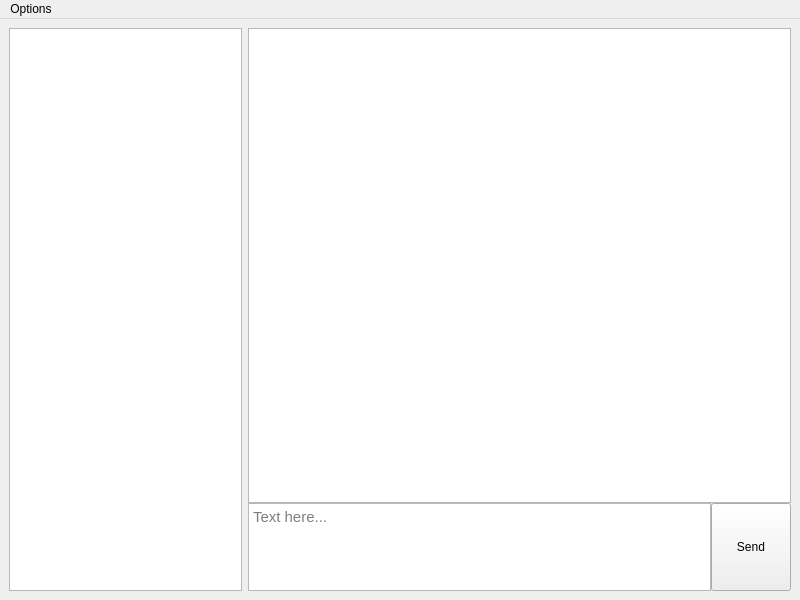
First picture: the form in UI/home.ui, repository jack41402/Networking-Final, before the edit.
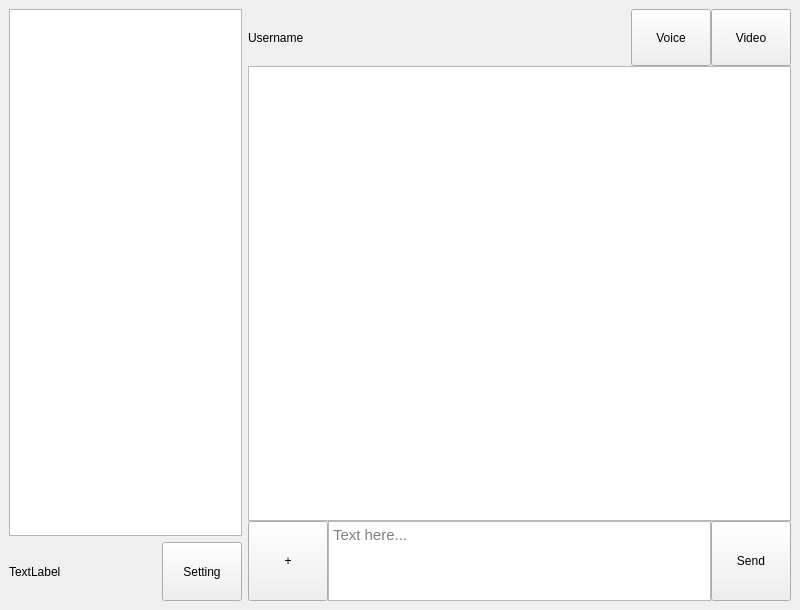
Second picture: the form after the edit.

What changed in the file:
```diff
--- a/UI/home.ui
+++ b/UI/home.ui
@@ -7,7 +7,7 @@
     <x>0</x>
     <y>0</y>
     <width>800</width>
-    <height>600</height>
+    <height>610</height>
    </rect>
   </property>
   <property name="windowTitle">
@@ -16,18 +16,137 @@
   <widget class="QWidget" name="centralwidget">
    <layout class="QHBoxLayout" name="horizontalLayout" stretch="3,7">
     <item>
-     <widget class="QListWidget" name="listWidget"/>
+     <layout class="QVBoxLayout" name="verticalLayout" stretch="9,1">
+      <item>
+       <widget class="QListWidget" name="listWidget_2"/>
     </item>
     <item>
-     <layout class="QVBoxLayout" name="verticalLayout" stretch="0,0">
+       <layout class="QHBoxLayout" name="horizontalLayout_7" stretch="9,1">
+        <item>
+         <widget class="QLabel" name="label_4">
+          <property name="text">
+           <string>TextLabel</string>
+          </property>
+         </widget>
+        </item>
+        <item>
+         <widget class="QPushButton" name="pushButton_6">
+          <property name="sizePolicy">
+           <sizepolicy hsizetype="Minimum" vsizetype="Expanding">
+            <horstretch>0</horstretch>
+            <verstretch>0</verstretch>
+           </sizepolicy>
+          </property>
+          <property name="maximumSize">
+           <size>
+            <width>16777215</width>
+            <height>16777215</height>
+           </size>
+          </property>
+          <property name="text">
+           <string>Setting</string>
+          </property>
+         </widget>
+        </item>
+       </layout>
+      </item>
+     </layout>
+    </item>
+    <item>
+     <layout class="QHBoxLayout" name="horizontalLayout_9">
+      <item>
+       <layout class="QVBoxLayout" name="verticalLayout_4" stretch="1,8,1">
       <property name="spacing">
        <number>0</number>
       </property>
       <item>
-       <widget class="QTextBrowser" name="textBrowser"/>
+         <layout class="QHBoxLayout" name="horizontalLayout_10" stretch="3,2,0,0">
+          <property name="spacing">
+           <number>0</number>
+          </property>
+          <item>
+           <widget class="QLabel" name="label_5">
+            <property name="font">
+             <font>
+              <family>Arial</family>
+             </font>
+            </property>
+            <property name="text">
+             <string>Username</string>
+            </property>
+           </widget>
       </item>
       <item>
-       <layout class="QHBoxLayout" name="horizontalLayout_3">
+           <spacer name="horizontalSpacer_4">
+            <property name="orientation">
+             <enum>Qt::Horizontal</enum>
+            </property>
+            <property name="sizeType">
+             <enum>QSizePolicy::Minimum</enum>
+            </property>
+            <property name="sizeHint" stdset="0">
+             <size>
+              <width>40</width>
+              <height>20</height>
+             </size>
+            </property>
+           </spacer>
+          </item>
+          <item>
+           <widget class="QPushButton" name="pushButton_8">
+            <property name="sizePolicy">
+             <sizepolicy hsizetype="Preferred" vsizetype="Preferred">
+              <horstretch>0</horstretch>
+              <verstretch>0</verstretch>
+             </sizepolicy>
+            </property>
+            <property name="maximumSize">
+             <size>
+              <width>16777215</width>
+              <height>16777215</height>
+             </size>
+            </property>
+            <property name="font">
+             <font>
+              <family>Arial</family>
+             </font>
+            </property>
+            <property name="text">
+             <string>Voice</string>
+            </property>
+           </widget>
+          </item>
+          <item>
+           <widget class="QPushButton" name="pushButton_9">
+            <property name="sizePolicy">
+             <sizepolicy hsizetype="Preferred" vsizetype="Preferred">
+              <horstretch>0</horstretch>
+              <verstretch>0</verstretch>
+             </sizepolicy>
+            </property>
+            <property name="maximumSize">
+             <size>
+              <width>16777215</width>
+              <height>16777215</height>
+             </size>
+            </property>
+            <property name="font">
+             <font>
+              <family>Arial</family>
+             </font>
+            </property>
+            <property name="text">
+             <string>Video</string>
+            </property>
+           </widget>
+          </item>
+         </layout>
+        </item>
+        <item>
+         <widget class="QTextBrowser" name="textBrowser_4"/>
+        </item>
+        <item>
+         <layout class="QHBoxLayout" name="horizontalLayout_11" stretch="1,8,1">
         <property name="spacing">
          <number>0</number>
         </property>
@@ -35,7 +154,31 @@
          <enum>QLayout::SetMinimumSize</enum>
         </property>
         <item>
-         <widget class="QTextEdit" name="textEdit">
+           <widget class="QPushButton" name="btn_Send_6">
+            <property name="sizePolicy">
+             <sizepolicy hsizetype="Minimum" vsizetype="Minimum">
+              <horstretch>0</horstretch>
+              <verstretch>0</verstretch>
+             </sizepolicy>
+            </property>
+            <property name="maximumSize">
+             <size>
+              <width>16777215</width>
+              <height>16777215</height>
+             </size>
+            </property>
+            <property name="font">
+             <font>
+              <family>Arial</family>
+             </font>
+            </property>
+            <property name="text">
+             <string>+</string>
+            </property>
+           </widget>
+          </item>
+          <item>
+           <widget class="QTextEdit" name="textEdit_4">
           <property name="sizePolicy">
            <sizepolicy hsizetype="Expanding" vsizetype="Minimum">
             <horstretch>0</horstretch>
@@ -56,6 +199,7 @@
           </property>
           <property name="font">
            <font>
+              <family>Arial</family>
             <pointsize>11</pointsize>
            </font>
           </property>
@@ -68,7 +212,7 @@
          </widget>
         </item>
         <item>
-         <widget class="QPushButton" name="btn_Send">
+           <widget class="QPushButton" name="btn_Send_7">
           <property name="sizePolicy">
            <sizepolicy hsizetype="Minimum" vsizetype="Minimum">
             <horstretch>0</horstretch>
@@ -81,6 +225,11 @@
             <height>16777215</height>
            </size>
           </property>
+            <property name="font">
+             <font>
+              <family>Arial</family>
+             </font>
+            </property>
           <property name="text">
            <string>Send</string>
           </property>
@@ -91,23 +240,8 @@
      </layout>
     </item>
    </layout>
-  </widget>
-  <widget class="QMenuBar" name="menubar">
-   <property name="geometry">
-    <rect>
-     <x>0</x>
-     <y>0</y>
-     <width>800</width>
-     <height>22</height>
-    </rect>
-   </property>
-   <widget class="QMenu" name="menuOptions">
-    <property name="title">
-     <string>Options</string>
-    </property>
-    <addaction name="actionLog_out"/>
-   </widget>
-   <addaction name="menuOptions"/>
+    </item>
+   </layout>
   </widget>
   <action name="actionLog_out">
    <property name="text">
```
Left out of the diff: 2 changed lines with no effect on the pictures. Lines whose indentation alone changed are shown as unchanged.
